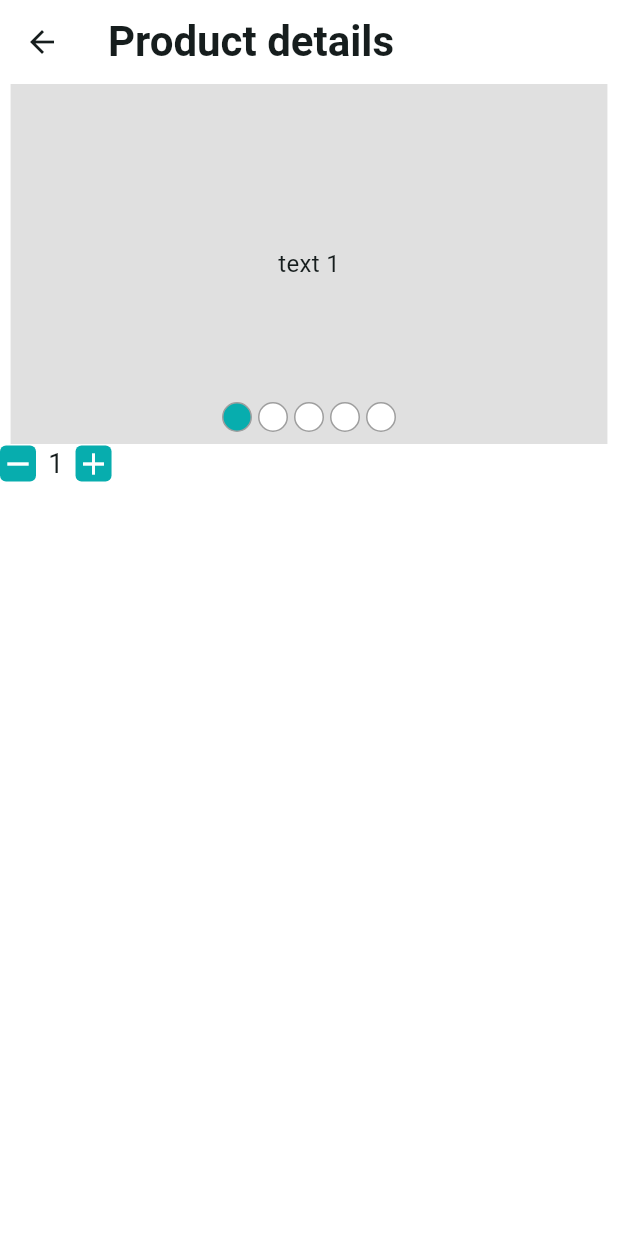
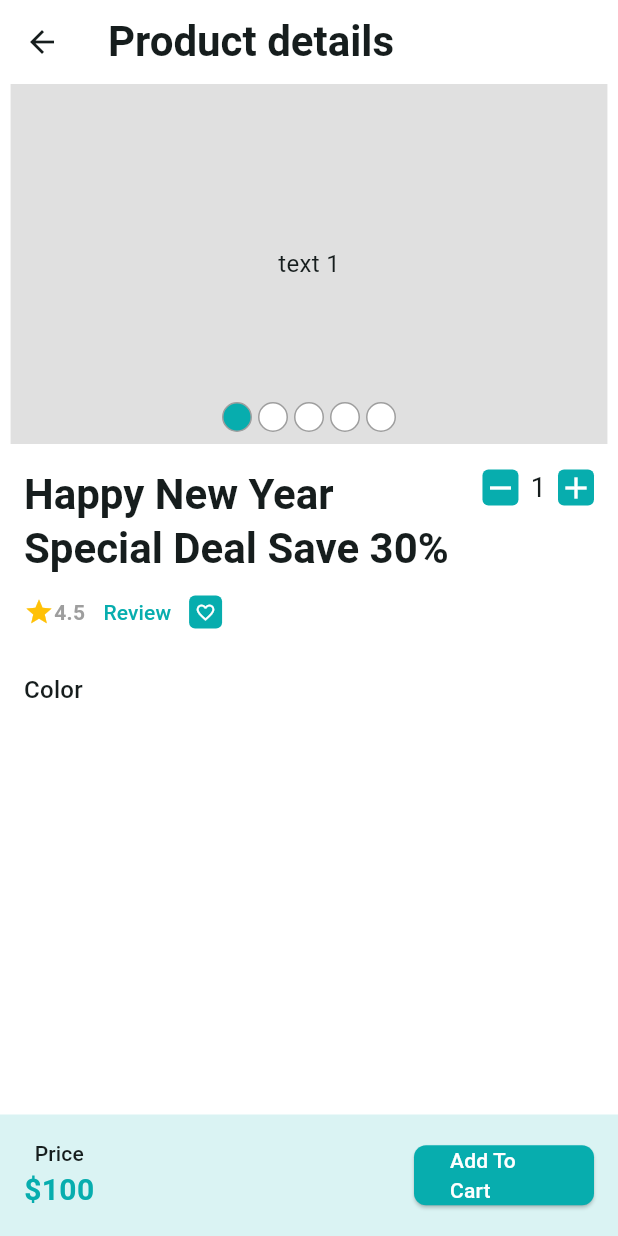
Before and after one commit to farzidahmed/craftyBay, a Flutter app: the screen it shows after launch, after a tap on "Nike shoe lasetest edition -RF45Gh", on a phone screen of 412 x 824 dp. Run offline on Flutter 3.47's test engine with Material 3 defaults, Android fonts, the phone set to English and light mode, and no system bars; drawn by our look-alikes of carousel_slider; our stand-ins replace email_validator, flutter_svg, get, pin_code_fields.

```diff
--- a/lib/features/product/ui/screens/product_details_screen.dart
+++ b/lib/features/product/ui/screens/product_details_screen.dart
@@ -1,3 +1,4 @@
+import 'package:craftybay/app/app_colors.dart';
 import 'package:craftybay/features/product/widgets/product_Qantity_inc_Dec_button.dart';
 import 'package:flutter/material.dart';
 
@@ -15,18 +16,100 @@ final int productId;
 }
 
 class _ProductDetailsScreenState extends State<ProductDetailsScreen> {
+
+
   @override
   Widget build(BuildContext context) {
+    final themedata=Theme.of(context).textTheme;
     return Scaffold(
       appBar: AppBar(
         title: const Text('Product details'),
       ),
-      body: const Column(
+      body:  Column(
         children: [
-          Product_Image_Carousel_Slider(),
-          ProductQantityIncDecButton()
+          Expanded(
+            child: Column(
+              children: [
+                const Product_Image_Carousel_Slider(),
+                Padding(
+                  padding: const EdgeInsets.all(16),
+                  child: Column(
+                    crossAxisAlignment: CrossAxisAlignment.start,
+                    children: [
+                      Row(
+                        crossAxisAlignment: CrossAxisAlignment.start,
+                        children: [
+                           Expanded(
+                             child: Column(
+
+                              children: [
+                              Text("Happy New Year Special Deal Save 30%",style:themedata.titleLarge,),
+                                Row(
+                                  children: [
+                                    const Row(children: [
+                                      Icon(Icons.star,color: Colors.amber,size: 20,),
+                                      Text(
+                                        "4.5",
+                                        style: TextStyle(
+                                            fontWeight: FontWeight.w600,
+                                            color: Colors.grey),
+                                      ),
+
+                                    ]),
+                                    TextButton(onPressed: (){},
+                                        child: const Text("Review"),),
+                                    Container(
+                                      padding: const EdgeInsets.all(4),
+                                      decoration: BoxDecoration(
+                                        borderRadius: BorderRadius.circular(4),
+                                        color: AppColors.themColor,
+                                      ),
+                                      child: const Icon(Icons.favorite_border,color: Colors.white,size: 14,),
+                                    )
+                                  ],
+                                ),
+                              ],
+                             ),
+                           ),
+                          ProductQantityIncDecButton(onChnage: (int value) {
+                          },),
+                        ],
+                      ),
+                      const SizedBox(height: 16,),
+                      Text("Color",style: themedata.titleMedium,),
+                      const SizedBox(height: 8,),
+                    ],
+                  ),
+                )
+              ],
+            ),
+          ),
+          _buildAddToCartFunction(themedata)
         ],
       ),
     );
   }
+
+  Widget _buildAddToCartFunction(TextTheme themedata) {
+    return Container(
+          padding: const EdgeInsets.all(16),
+          color: AppColors.themColor.withOpacity(0.15),
+          child: Row(
+            mainAxisAlignment: MainAxisAlignment.spaceBetween,
+            children: [
+               Column(
+                children: [
+                  Text("Price",style:themedata.titleSmall ,),
+                  const Text("\$100",style:TextStyle(fontWeight: FontWeight.w600,color: AppColors.themColor,fontSize: 20)),
+                ],
+              ),
+              SizedBox(
+                width: 120,
+                child: ElevatedButton(onPressed: (){},
+                    child:  const Text("Add To Cart")),
+              )
+            ],
+          ),
+        );
+  }
 }
--- a/lib/features/product/widgets/product_Qantity_inc_Dec_button.dart
+++ b/lib/features/product/widgets/product_Qantity_inc_Dec_button.dart
@@ -2,7 +2,10 @@ import 'package:craftybay/app/app_colors.dart';
 import 'package:flutter/material.dart';
 
 class ProductQantityIncDecButton extends StatefulWidget {
-  const ProductQantityIncDecButton({super.key});
+  const ProductQantityIncDecButton({super.key, required this.onChnage});
+
+
+  final Function(int) onChnage;
 
   @override
   State<ProductQantityIncDecButton> createState() => _ProductQantityIncDecButtonState();
@@ -18,6 +21,7 @@ class _ProductQantityIncDecButtonState extends State<ProductQantityIncDecButton>
         _builIncButton(icon: Icons.remove,ontap: (){
           if(count>1){
             count --;
+            widget.onChnage(count);
             setState(() {
             });
           }
@@ -29,6 +33,7 @@ class _ProductQantityIncDecButtonState extends State<ProductQantityIncDecButton>
         _builIncButton(icon: Icons.add,ontap: (){
           if(count<20){
             count ++;
+            widget.onChnage(count);
             setState(() {
             });
           }
```
